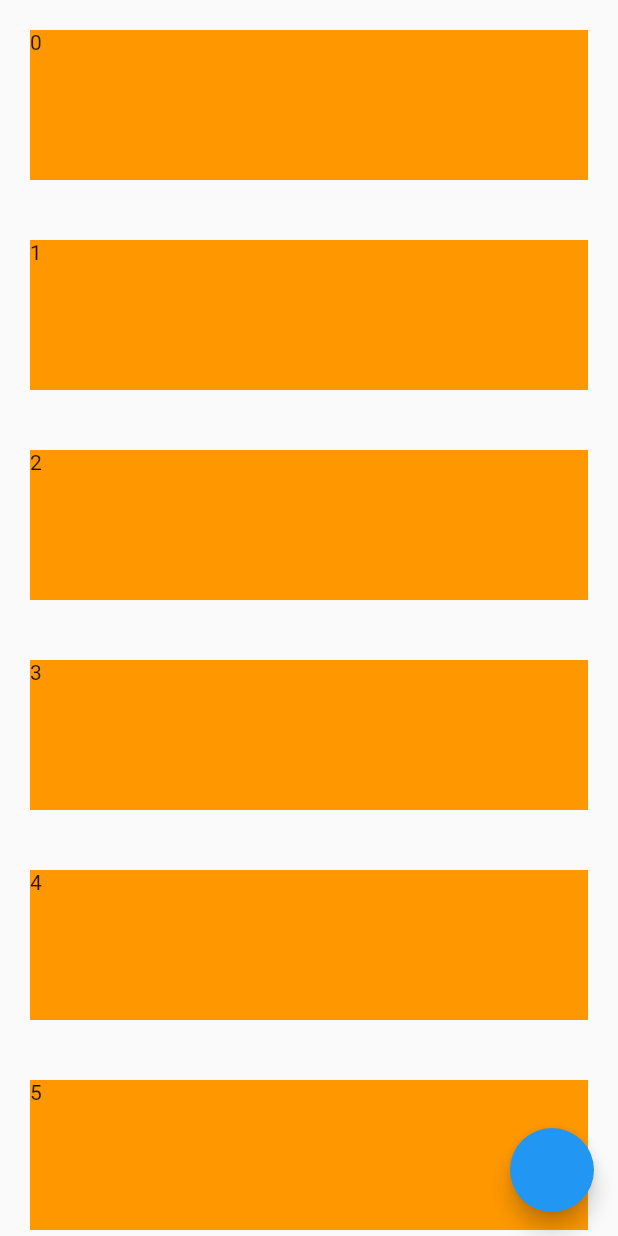
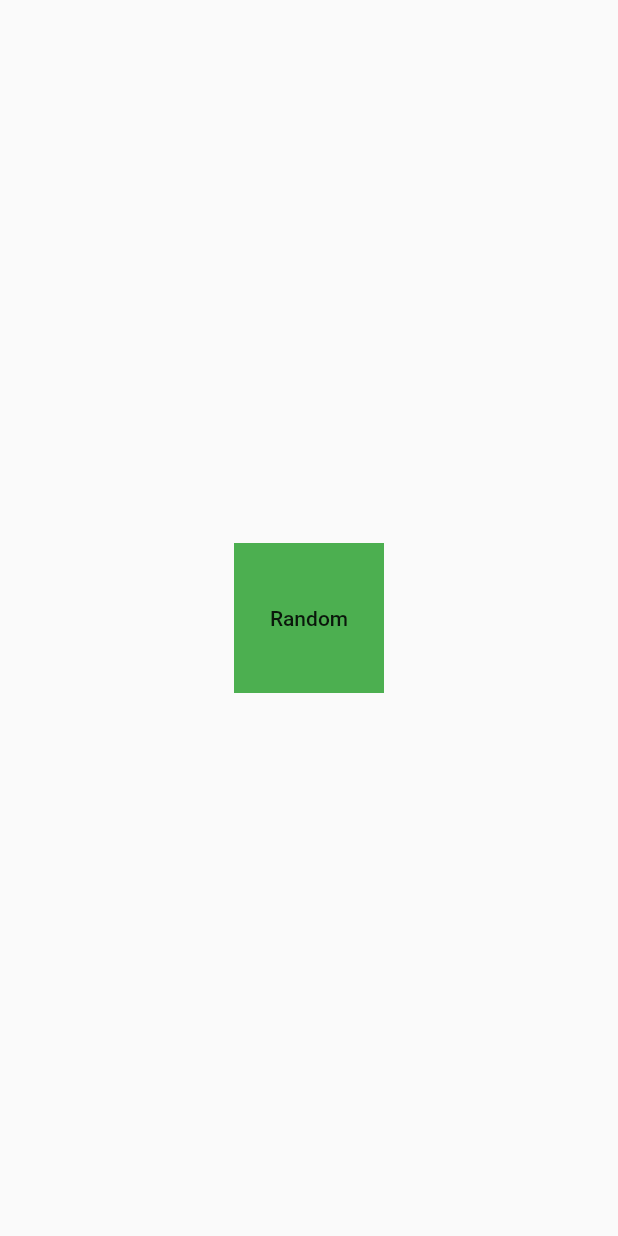
Before and after one commit to raloliver/qzapp, a Flutter app: the screen it shows after launch, on a phone screen of 412 x 824 dp. Run offline on Flutter 3.47's test engine with Material 2 defaults, Android fonts, the phone set to English and light mode, and no system bars.

Commit message:
AnimatedContainer with Curve

```diff
--- a/lib/main.dart
+++ b/lib/main.dart
@@ -1,44 +1,55 @@
 import 'package:flutter/material.dart';
+import 'dart:math';
 
 void main() => runApp(MyApp());
 
-class MyApp extends StatefulWidget {
+class MyApp extends StatelessWidget {
   @override
-  _MyAppState createState() => _MyAppState();
+  Widget build(BuildContext context) {
+    return MaterialApp(
+      home: Scaffold(
+          body: Center(
+        child: CoolBox(),
+      )),
+    );
+  }
 }
 
-class _MyAppState extends State<MyApp> {
-  ScrollController _controller = ScrollController();
+class CoolBox extends StatefulWidget {
+  const CoolBox({
+    Key key,
+  }) : super(key: key);
+
+  @override
+  _CoolBoxState createState() => _CoolBoxState();
+}
+
+class _CoolBoxState extends State<CoolBox> {
+  double width = 100;
+  double height = 100;
+  Color color = Colors.green;
 
   @override
   Widget build(BuildContext context) {
-    return MaterialApp(
-        home: Scaffold(
-      floatingActionButton: FloatingActionButton(
-        onPressed: () => _controller.animateTo(1000,
-            curve: Curves.bounceIn, duration: Duration(seconds: 2)),
-      ),
-      body: ListView.builder(
-          controller: _controller,
-          itemBuilder: (context, idx) {
-            return Container(
-              color: Colors.orange,
-              margin: EdgeInsets.all(20),
-              height: 100,
-              child: Text('$idx'),
-            );
-          }),
-    ));
-  }
+    return AnimatedContainer(
+        duration: Duration(seconds: 2),
+        curve: Curves.bounceInOut,
+        color: color,
+        width: width,
+        height: height,
+        child: FlatButton(
+          child: Text('Random'),
+          onPressed: () {
+            setState(() {
+              width = Random().nextDouble() * 400;
+              height = Random().nextDouble() * 400;
 
-  List<Widget> _cards() {
-    return [1, 2, 3, 4, 5, 6, 7, 8, 9]
-        .map((v) => Container(
-              color: Colors.blue,
-              margin: EdgeInsets.all(20),
-              height: 100,
-              child: Text('$v'),
-            ))
-        .toList();
+              int r = Random().nextInt(255);
+              int b = Random().nextInt(255);
+              int g = Random().nextInt(255);
+              color = Color.fromRGBO(r, b, g, 1);
+            });
+          },
+        ));
   }
 }
```
